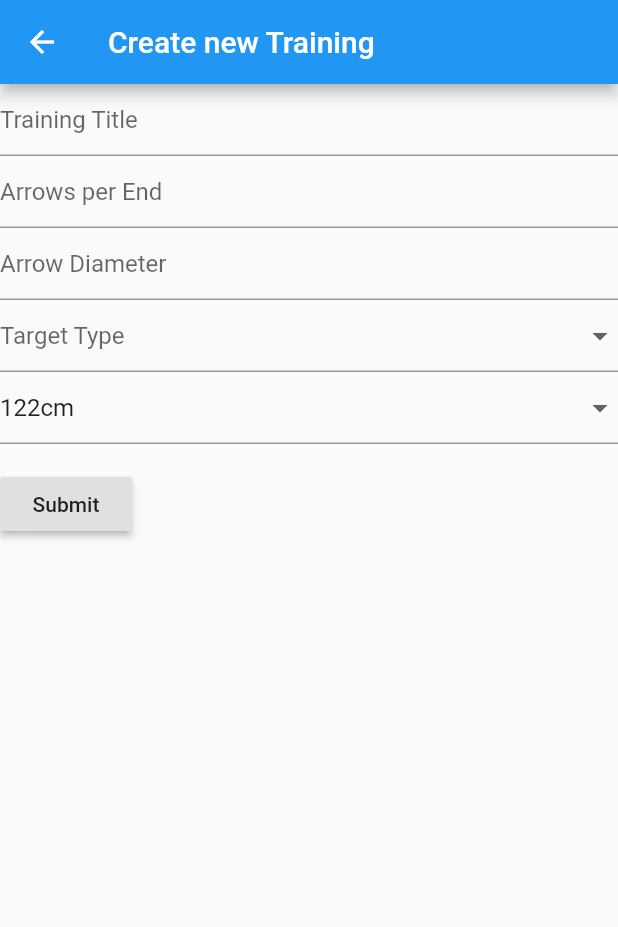
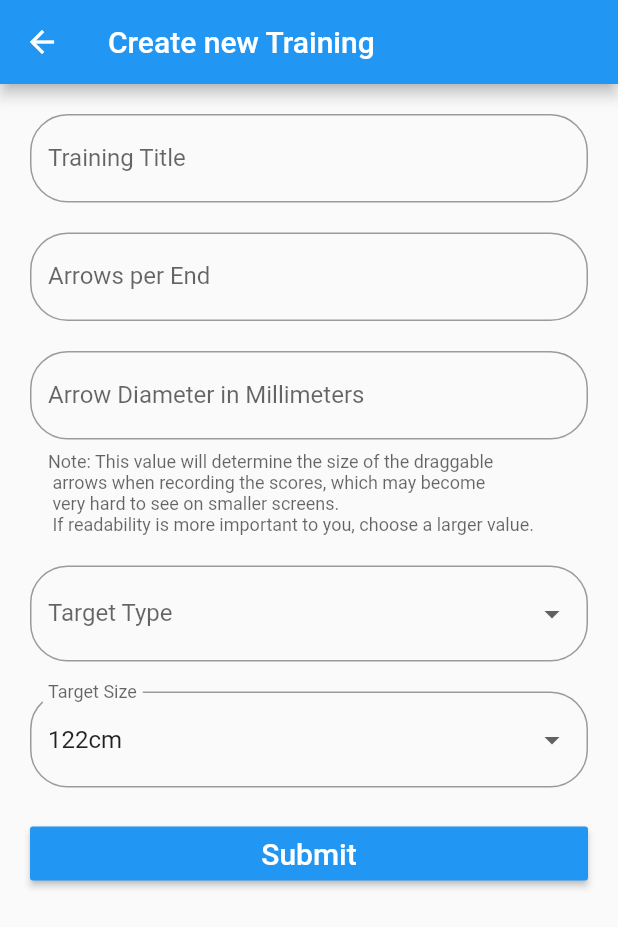
Before and after one commit to Kenneth-Schroeder/Wingman, a Flutter app: the TrainingCreation screen opened directly, on a phone screen of 412 x 824 dp. Shown: the top 927 px of the screen. Run offline on Flutter 3.47's test engine with Material 2 defaults, Android fonts, the phone set to English and light mode, and no system bars; our stand-ins replace flutter_slidable, flutter_speed_dial, sqflite; missing offline and left inert: gesture_x_detector; accounts and stored records are empty; statements that could not run were skipped.

```diff
--- a/lib/ScoreInstance.dart
+++ b/lib/ScoreInstance.dart
@@ -8,6 +8,7 @@ class ScoreInstance {
   double relativeArrowRadius = 0.03; // percentage of target radius, which is normalized to 1
   int score = 0;
   int endID;
+  int arrowNumber = -1;
   double pRadius = 1.3; // polar radius
   double pAngle = 13 / 20 * pi; // polar angle
   int isUntouched = 1; // 1 == true
@@ -26,6 +27,7 @@ class ScoreInstance {
         relativeArrowRadius = map["relativeArrowRadius"],
         score = map["score"],
         endID = map["endID"],
+        arrowNumber = map["arrowNumber"],
         pRadius = map["pRadius"] == null ? -1 : map["pRadius"],
         pAngle = map["pAngle"] == null ? -1 : map["pAngle"],
         isUntouched = map["isUntouched"] == null ? 1 : map["isUntouched"];
@@ -35,6 +37,7 @@ class ScoreInstance {
       "relativeArrowRadius": this.relativeArrowRadius,
       "score": this.score,
       "endID": this.endID,
+      "arrowNumber": this.arrowNumber,
       "pRadius": this.pRadius,
       "pAngle": this.pAngle,
       "isUntouched": this.isUntouched,
--- a/lib/TrainingCreation.dart
+++ b/lib/TrainingCreation.dart
@@ -31,15 +31,26 @@ class _TrainingCreationState extends State<TrainingCreation> {
   Widget newTrainingForm() {
     final _formKey = GlobalKey<FormState>();
 
-    return Form(
+    return SingleChildScrollView(
+      child: Form(
         key: _formKey,
         child: Column(
           crossAxisAlignment: CrossAxisAlignment.start,
           children: <Widget>[
-          TextFormField(
+            Container(
+              margin: EdgeInsets.only(top: 20.0, left: 20.0, right: 20.0, bottom: 10.0),
+              child: TextFormField(
                 decoration: const InputDecoration(
-              hintText: 'Training Title',
+                  labelText: 'Training Title',
+                  fillColor: Colors.white,
+                  border: OutlineInputBorder(
+                    borderRadius: BorderRadius.all(
+                      Radius.circular(25.0),
                     ),
+                    borderSide: BorderSide(),
+                  ),
+                ),
+                keyboardType: TextInputType.name,
                 validator: (value) {
                   if (value.isEmpty) {
                     return 'Please enter a title';
@@ -50,10 +61,21 @@ class _TrainingCreationState extends State<TrainingCreation> {
                   newTraining.title = value;
                 },
               ),
-          TextFormField(
+            ),
+            Container(
+              margin: EdgeInsets.symmetric(vertical: 10.0, horizontal: 20.0),
+              child: TextFormField(
                 decoration: const InputDecoration(
-              hintText: 'Arrows per End',
+                  labelText: 'Arrows per End',
+                  fillColor: Colors.white,
+                  border: OutlineInputBorder(
+                    borderRadius: BorderRadius.all(
+                      Radius.circular(25.0),
                     ),
+                    borderSide: BorderSide(),
+                  ),
+                ),
+                keyboardType: TextInputType.number,
                 validator: (value) {
                   if (value.isEmpty) {
                     return 'Please enter the number of arrows to shoot per end.';
@@ -68,33 +90,59 @@ class _TrainingCreationState extends State<TrainingCreation> {
                 },
                 inputFormatters: [WhitelistingTextInputFormatter.digitsOnly],
               ),
-          TextFormField(
+            ),
+            Container(
+              margin: EdgeInsets.symmetric(vertical: 10.0, horizontal: 20.0),
+              child: TextFormField(
                 decoration: const InputDecoration(
-              hintText: 'Arrow Diameter',
+                  labelText: 'Arrow Diameter in Millimeters',
+                  helperText: 'Note: This value will determine the size of the draggable\n'
+                      ' arrows when recording the scores, which may become\n'
+                      ' very hard to see on smaller screens.\n'
+                      ' If readability is more important to you, choose a larger value. ',
+                  fillColor: Colors.white,
+                  border: OutlineInputBorder(
+                    borderRadius: BorderRadius.all(
+                      Radius.circular(25.0),
                     ),
+                    borderSide: BorderSide(),
+                  ),
+                ),
+                keyboardType: TextInputType.number,
                 validator: (value) {
                   if (value.isEmpty) {
                     return 'Please enter the diameter of your arrows in millimeters.';
                   }
-              if (int.parse(value) <= 0) {
+                  if (double.parse(value) <= 0) {
                     return 'Please enter a value greater than 0';
                   }
                   return null;
                 },
                 onSaved: (String value) {
-              newTraining.arrowsPerEnd = int.parse(value);
+                  newTraining.arrowDiameterMM = double.parse(value);
                 },
                 inputFormatters: [WhitelistingTextInputFormatter.digitsOnly],
               ),
-          DropdownButtonFormField(
-            //value: _ratingController,
+            ),
+            Container(
+              margin: EdgeInsets.symmetric(vertical: 10.0, horizontal: 20.0),
+              child: DropdownButtonFormField(
+                decoration: const InputDecoration(
+                  labelText: 'Target Type',
+                  fillColor: Colors.white,
+                  border: OutlineInputBorder(
+                    borderRadius: BorderRadius.all(
+                      Radius.circular(25.0),
+                    ),
+                    borderSide: BorderSide(),
+                  ),
+                ),
                 items: ["Full Target", "Single Spot", "Triple Spot"]
                     .map((label) => DropdownMenuItem(
                           child: Text(label),
                           value: label,
                         ))
                     .toList(),
-            hint: Text('Target Type'),
                 validator: (value) {
                   if (value == null) {
                     return 'Please select a target type.';
@@ -115,7 +163,20 @@ class _TrainingCreationState extends State<TrainingCreation> {
                   }
                 },
               ),
-          DropdownButtonFormField(
+            ),
+            Container(
+              margin: EdgeInsets.symmetric(vertical: 10.0, horizontal: 20.0),
+              child: DropdownButtonFormField(
+                decoration: const InputDecoration(
+                  labelText: 'Target Size',
+                  fillColor: Colors.white,
+                  border: OutlineInputBorder(
+                    borderRadius: BorderRadius.all(
+                      Radius.circular(25.0),
+                    ),
+                    borderSide: BorderSide(),
+                  ),
+                ),
                 value: "122cm",
                 items: ["40cm", "60cm", "80cm", "122cm"]
                     .map((label) => DropdownMenuItem(
@@ -147,9 +208,13 @@ class _TrainingCreationState extends State<TrainingCreation> {
                   }
                 },
               ),
-          Padding(
-            padding: const EdgeInsets.symmetric(vertical: 16.0),
+            ),
+            Container(
+              margin: EdgeInsets.symmetric(vertical: 10.0, horizontal: 20.0),
+              child: SizedBox(
+                width: double.infinity,
                 child: RaisedButton(
+                  color: Colors.blue,
                   onPressed: () {
                     // Validate will return true if the form is valid, or false if
                     // the form is invalid.
@@ -160,10 +225,15 @@ class _TrainingCreationState extends State<TrainingCreation> {
                       Navigator.pop(context);
                     }
                   },
-              child: Text('Submit'),
+                  child: Text(
+                    'Submit',
+                    style: TextStyle(fontSize: 20, color: Colors.white),
+                  ),
+                ),
               ),
             ),
           ],
+        ),
       ),
     );
   }
--- a/lib/database_service.dart
+++ b/lib/database_service.dart
@@ -69,6 +69,7 @@ class DatabaseService {
             pRadius REAL,
             pAngle REAL,
             isUntouched INTEGER,
+            arrowNumber INTEGER,
             endID INTEGER NOT NULL,
             FOREIGN KEY (endID) REFERENCES $tableEnds (endID) ON DELETE CASCADE )
           ''',
@@ -285,6 +286,11 @@ class DatabaseService {
     await db.delete(tableTrainings, where: 'id = ?', whereArgs: [trainingID]);
   }
 
+  void deleteEnd(int endID) async {
+    Database db = await database;
+    await db.delete(tableEnds, where: 'endID = ?', whereArgs: [endID]);
+  }
+
   Future<List<TrainingInstance>> getAllTrainings() async {
     Database db = await database;
 
--- a/pubspec.yaml
+++ b/pubspec.yaml
@@ -27,6 +27,7 @@ dependencies:
   path: ^1.6.4
   flutter_slidable:
   gesture_x_detector:
+  flutter_speed_dial: ^1.2.5
 
   # The following adds the Cupertino Icons font to your application.
   # Use with the CupertinoIcons class for iOS style icons.
```
Also changed, not shown: lib/Overview.dart (+45 -19 lines), lib/TargetPage.dart (+29 -7 lines), pubspec.lock. Lines whose indentation alone changed are shown as unchanged.
